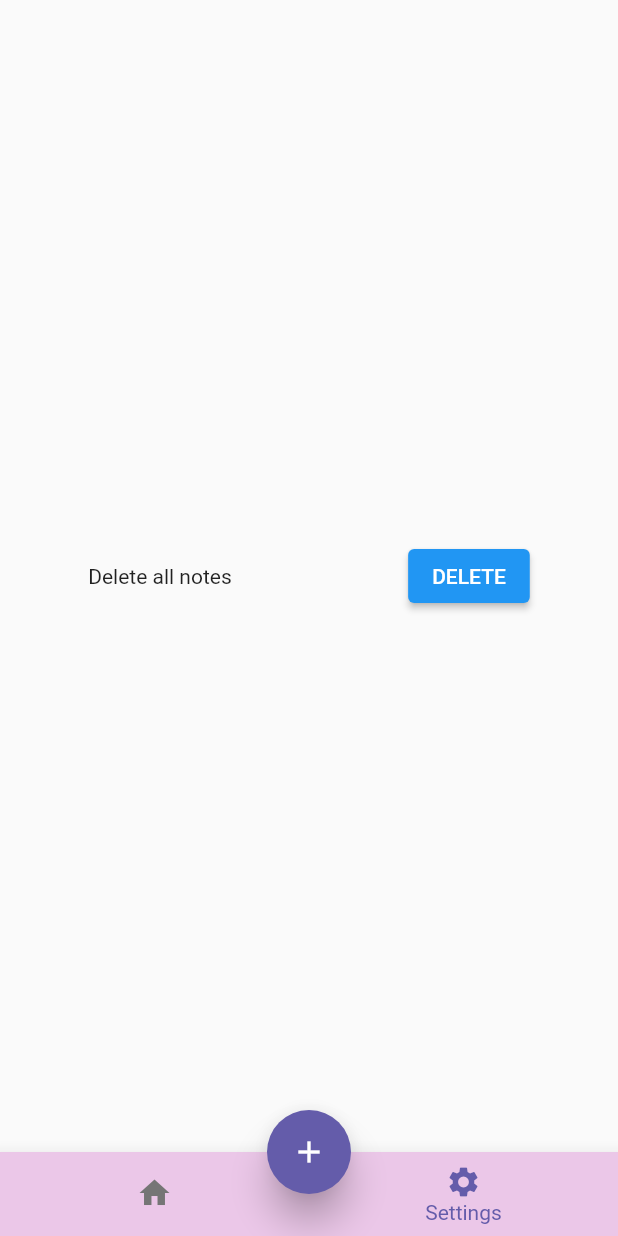
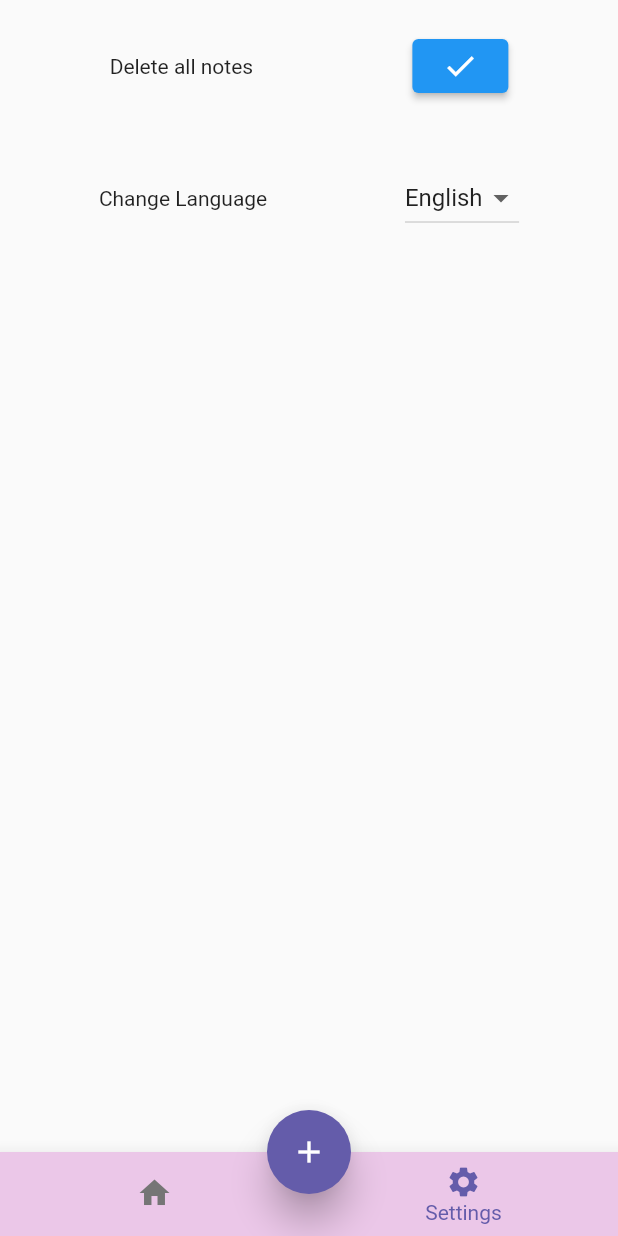
Before and after one commit to ecembostancioglu/note_fb, a Flutter app: the screen it shows once a user with an empty profile is signed in, item 2 of the bottom bar chosen, after a tap on "DELETE", on a phone screen of 412 x 824 dp. Run offline on Flutter 3.47's test engine with Material 2 defaults, Android fonts, the light colour scheme and no system bars; our stand-ins replace cloud_firestore, easy_localization, email_validator, firebase_auth, firebase_core, flutter_screenutil and 3 more; accounts and stored records are empty.

Commit message:
Added delete all notes button and change language button

```diff
--- a/lib/notes/data/repository/note_database.dart
+++ b/lib/notes/data/repository/note_database.dart
@@ -47,5 +47,17 @@ class NoteDatabase{
   }
 
 
+  Future<void> deleteNotes()async{
+    CollectionReference coll=_firebaseFirestore
+        .collection(AppConstants.referencePath)
+        .doc(FirebaseAuth.instance.currentUser!.email)
+        .collection(AppConstants.collectionPath);
+
+    final futureQuery= coll.get();
+    await futureQuery.then((value) => value.docs.forEach((element) {
+      element.reference.delete();
+    }));
+  }
+
 
 }
--- a/lib/notes/presentation/view/dashboard.dart
+++ b/lib/notes/presentation/view/dashboard.dart
@@ -16,7 +16,6 @@ class Dashboard extends StatefulWidget {
 class _DashboardState extends State<Dashboard> {
   int currentIndex=0;
   final screens=[
-   // HomePage(name:AuthUser.userName ?? ''),
     HomePage(),
     Settings()
   ];
--- a/lib/notes/presentation/view/settings.dart
+++ b/lib/notes/presentation/view/settings.dart
@@ -1,4 +1,6 @@
 import 'package:flutter/material.dart';
+import 'package:flutter_screenutil/flutter_screenutil.dart';
+import 'package:todo_fb/notes/data/repository/note_database.dart';
 
 class Settings extends StatefulWidget {
   const Settings({Key? key}) : super(key: key);
@@ -8,18 +10,63 @@ class Settings extends StatefulWidget {
 }
 
 class _SettingsState extends State<Settings> {
+  NoteDatabase noteDatabase=NoteDatabase();
+  bool _isDeleted=false;
+  List<String> langs=['English','Turkish'];
+  String? dropdownvalue='English';
+
   @override
   Widget build(BuildContext context) {
     return Scaffold(
-      body:Center(
+      body:SafeArea(
+        child: Container(
+          width: ScreenUtil().screenWidth,
+          height: ScreenUtil().screenHeight,
+          child: Column(
+            children: [
+              Padding(
+                padding: EdgeInsets.all(20.0),
                 child: Row(
                   mainAxisAlignment: MainAxisAlignment.spaceAround,
                   children: [
                     Text('Delete all notes'),
                     ElevatedButton(
-                onPressed:(){},
-                child: Text('DELETE')),
+                        onPressed:(){
+                          noteDatabase.deleteNotes();
+                        setState(() {
+                          _isDeleted=true;
+                        });
+                        },
+                        child:_isDeleted==false
+                            ? Text('DELETE')
+                            : Icon(Icons.check)),
                   ],
+                ),
+              ),
+              Padding(
+                padding: EdgeInsets.all(20.0),
+                child: Row(
+                  mainAxisAlignment: MainAxisAlignment.spaceAround,
+                  children: [
+                    Text('Change Language'),
+                    DropdownButton<String>(
+                      value: dropdownvalue,
+                      borderRadius: BorderRadius.all(Radius.circular(10)),
+                        elevation:10,
+                        items: langs.map((langs)
+                        =>DropdownMenuItem<String>(
+                          value:langs,
+                            child: Text(langs))).toList(),
+                           onChanged:(newItem)=>
+                            setState(() {
+                              dropdownvalue=newItem.toString();
+                            })
+                    ),
+              ],
+                ),
+              ),
+            ],
+          ),
         ),
       )
     );
```
Lines whose indentation alone changed are shown as unchanged.
